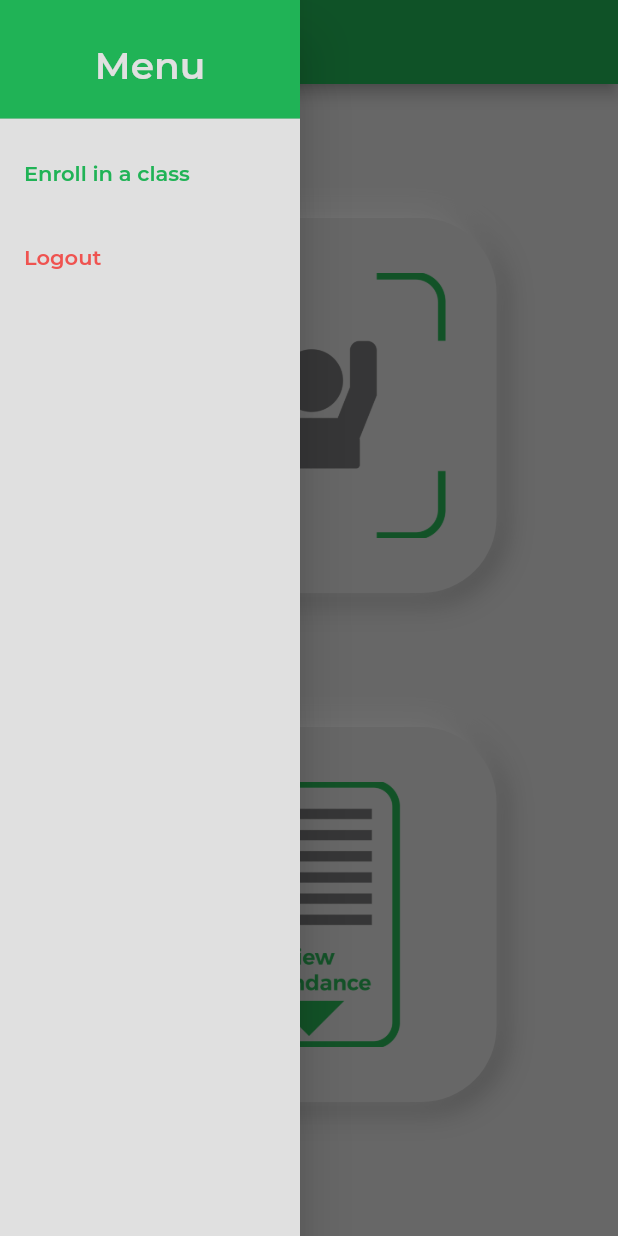
After one commit to khadija-bash/Hazri-FYP, a Flutter app: the HomePage screen opened directly, with the side drawer open, on a phone screen of 412 x 824 dp. The commit adds this screen. Run offline on Flutter 3.47's test engine with Material 2 defaults, Android fonts, the phone set to English and light mode, and no system bars; our stand-ins replace camera, cloud_firestore, csv, email_validator, firebase_auth, firebase_core and 1 more; accounts and stored records are empty.

Commit message:
Re-added HomePage.dart, changed DownloadAttendance.dart to ViewAttendance.dart, and swapped check and clear trailing icons in AttendanceList.dart

```diff
--- a/lib/AttendanceList.dart
+++ b/lib/AttendanceList.dart
@@ -89,7 +89,7 @@ class _AttendanceListState extends State<AttendanceList> {
                 color: Colors.grey[300],
                 borderRadius: const BorderRadius.all(Radius.circular(7))),
             child: Icon(
-              present ? Icons.clear_rounded : Icons.check_rounded,
+              present ? Icons.check_rounded : Icons.clear_rounded,
               color: present
                   ? Colors.red[400]
                   : const Color.fromRGBO(32, 179, 86, 1),
--- /dev/null
+++ b/lib/HomePage.dart
@@ -0,0 +1,194 @@
+import 'package:flutter/material.dart';
+import 'package:firebase_auth/firebase_auth.dart';
+import 'EnrollmentScreen.dart';
+import 'LoginScreen.dart';
+import 'Timetable.dart';
+import 'ViewAttendance.dart';
+import 'dart:async';
+
+
+class HomePage extends StatefulWidget {
+  const HomePage({Key? key}) : super(key: key);
+
+  @override
+  State<HomePage> createState() => _HomePageState();
+}
+
+class _HomePageState extends State<HomePage> {
+  bool _isElevatedCamera = true, _isElevatedDownload = true;
+
+  Future<void> _signOut() async {
+    await FirebaseAuth.instance.signOut();
+    Navigator.pushReplacement(
+      context,
+      MaterialPageRoute(builder: (context) => const LoginScreen()),
+    );
+  }
+
+  Future<void> _redirectToLectureSelection() async {
+    Navigator.push(context,
+        MaterialPageRoute(builder: (context) => const Timetable()));
+
+    //Reset the button that was just used
+    setState(() {
+      _isElevatedCamera = true;
+    });
+  }
+
+  void _redirectToDownloadAttendanceScreen() {
+    Navigator.push(context,
+        MaterialPageRoute(builder: (context) => const DownloadAttendance()));
+
+    //Reset the button that was just used
+    setState(() {
+      _isElevatedDownload = true;
+    });
+  }
+
+  @override
+  Widget build(BuildContext context) {
+    return Scaffold(
+      appBar: AppBar(
+        backgroundColor: const Color.fromRGBO(32, 179, 86, 1),
+      ),
+      drawer: Container(
+        width: 200,
+        child: Drawer(
+          backgroundColor: Colors.grey[300],
+          child: ListView(
+            // Important: Remove any padding from the ListView.
+            padding: EdgeInsets.zero,
+            children: [
+              SizedBox(
+                height: 87,
+                child: DrawerHeader(
+                  decoration: BoxDecoration(
+                    color: const Color.fromRGBO(32, 179, 86, 1),
+                  ),
+                  child: Center(
+                      child: Text(
+                        "Menu",
+                        style: TextStyle(color: Colors.grey[300], fontSize: 25),
+                      )),
+                ),
+              ),
+              ListTile(
+                title: const Text(
+                  'Enroll in a class',
+                  style: TextStyle(
+                    color: const Color.fromRGBO(32, 179, 86, 1),
+                  ),
+                ),
+                onTap: () {
+                  Navigator.pop(
+                      context); //To close/reset the drawer menu before redirecting
+                  Navigator.push(
+                      context,
+                      MaterialPageRoute(
+                          builder: (context) => const EnrollmentScreen()));
+                },
+              ),
+              ListTile(
+                title: Text(
+                  'Logout',
+                  style: TextStyle(
+                    color: Colors.red[400],
+                  ),
+                ),
+                onTap: () {
+                  _signOut();
+                },
+              ),
+            ],
+          ),
+        ),
+      ),
+      backgroundColor: Colors.grey[300],
+      body: Center(
+        child: Column(
+          mainAxisAlignment: MainAxisAlignment.spaceEvenly,
+          children: [
+            GestureDetector(
+              onTap: () {
+                setState(() {
+                  _isElevatedCamera = false;
+                });
+                Timer(const Duration(milliseconds: 200),
+                        () => _redirectToLectureSelection());
+              },
+              child: AnimatedContainer(
+                duration: const Duration(
+                  milliseconds: 200,
+                ),
+                height: 250,
+                width: 250,
+                decoration: BoxDecoration(
+                  image: const DecorationImage(
+                      image: AssetImage(
+                          'assets/Hazri app icons_Square Snapshot.png')),
+                  color: Colors.grey[300],
+                  borderRadius: BorderRadius.circular(50),
+                  boxShadow: _isElevatedCamera
+                      ? [
+                    const BoxShadow(
+                      color: Colors.grey,
+                      offset: Offset(4, 4),
+                      blurRadius: 15,
+                      spreadRadius: 1,
+                    ),
+                    const BoxShadow(
+                      color: Colors.white,
+                      offset: Offset(-4, -4),
+                      blurRadius: 15,
+                      spreadRadius: 1,
+                    ),
+                  ]
+                      : null,
+                ),
+              ),
+            ),
+            GestureDetector(
+              onTap: () {
+                setState(() {
+                  _isElevatedDownload = false;
+                });
+                Timer(const Duration(milliseconds: 200),
+                        () => _redirectToDownloadAttendanceScreen());
+              },
+              child: AnimatedContainer(
+                duration: const Duration(
+                  milliseconds: 200,
+                ),
+                height: 250,
+                width: 250,
+                decoration: BoxDecoration(
+                  image: const DecorationImage(
+                      image: AssetImage(
+                          'assets/Hazri app icons_Attendance Sheet.png')),
+                  color: Colors.grey[300],
+                  borderRadius: BorderRadius.circular(50),
+                  boxShadow: _isElevatedDownload
+                      ? [
+                    const BoxShadow(
+                      color: Colors.grey,
+                      offset: Offset(4, 4),
+                      blurRadius: 15,
+                      spreadRadius: 1,
+                    ),
+                    const BoxShadow(
+                      color: Colors.white,
+                      offset: Offset(-4, -4),
+                      blurRadius: 15,
+                      spreadRadius: 1,
+                    ),
+                  ]
+                      : null,
+                ),
+              ),
+            ),
+          ],
+        ),
+      ),
+    );
+  }
+}
--- a/lib/LoginScreen.dart
+++ b/lib/LoginScreen.dart
@@ -1,5 +1,5 @@
 import 'package:flutter/material.dart';
-import 'package:hazri_mvp_frontend/Timetable.dart';
+import 'package:hazri_mvp_frontend/HomePage.dart';
 import 'SignupScreen.dart';
 import 'package:email_validator/email_validator.dart';
 import 'package:firebase_auth/firebase_auth.dart';
@@ -26,7 +26,7 @@ class _LoginScreenState extends State<LoginScreen> {
       if (newUser != null) {
         Navigator.pushReplacement(
           context,
-          MaterialPageRoute(builder: (context) => const Timetable()),
+          MaterialPageRoute(builder: (context) => const HomePage()),
         );
       }
     } catch (e) {
--- a/lib/DownloadAttendance.dart
+++ b/lib/ViewAttendance.dart
@@ -115,7 +115,7 @@ class _DownloadAttendanceState extends State<DownloadAttendance> {
                       primary: const Color.fromRGBO(32, 179, 86, 1),
                       onPrimary: Colors.grey[300]), // Background color
                   child: const Text(
-                    'Download',
+                    'View Attendance',
                   ),
                 ),
               )
```
Also changed, not shown: lib/Timetable.dart (+0 -81 lines), assets/Hazri app icons_Attendance Sheet.png.
